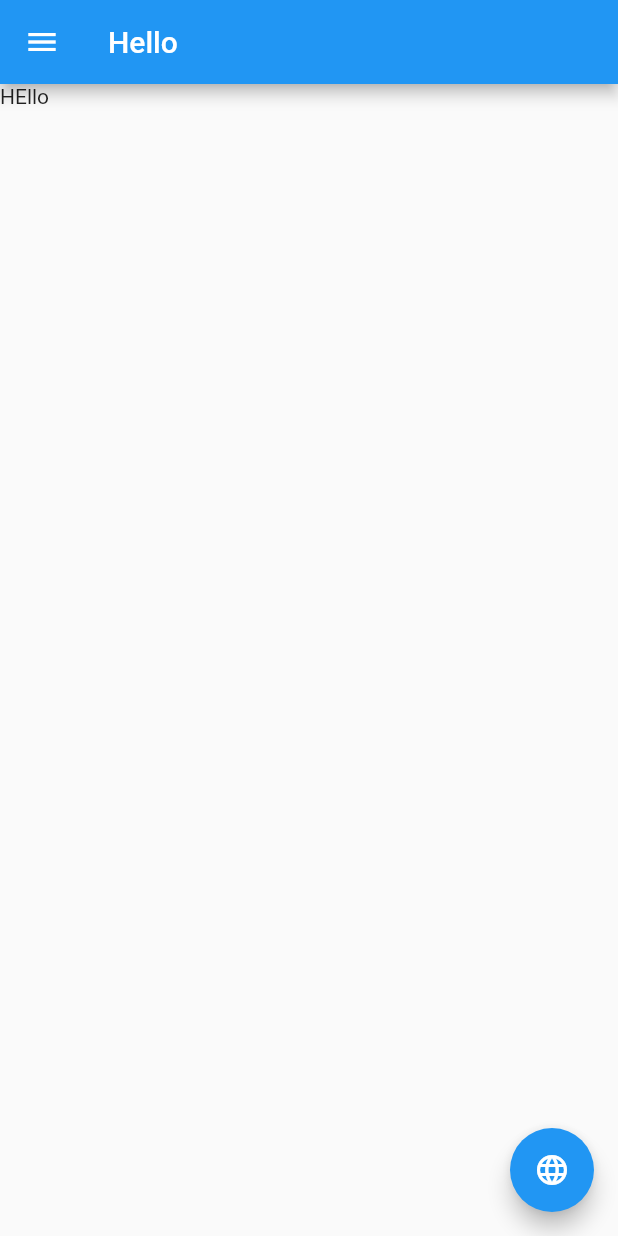
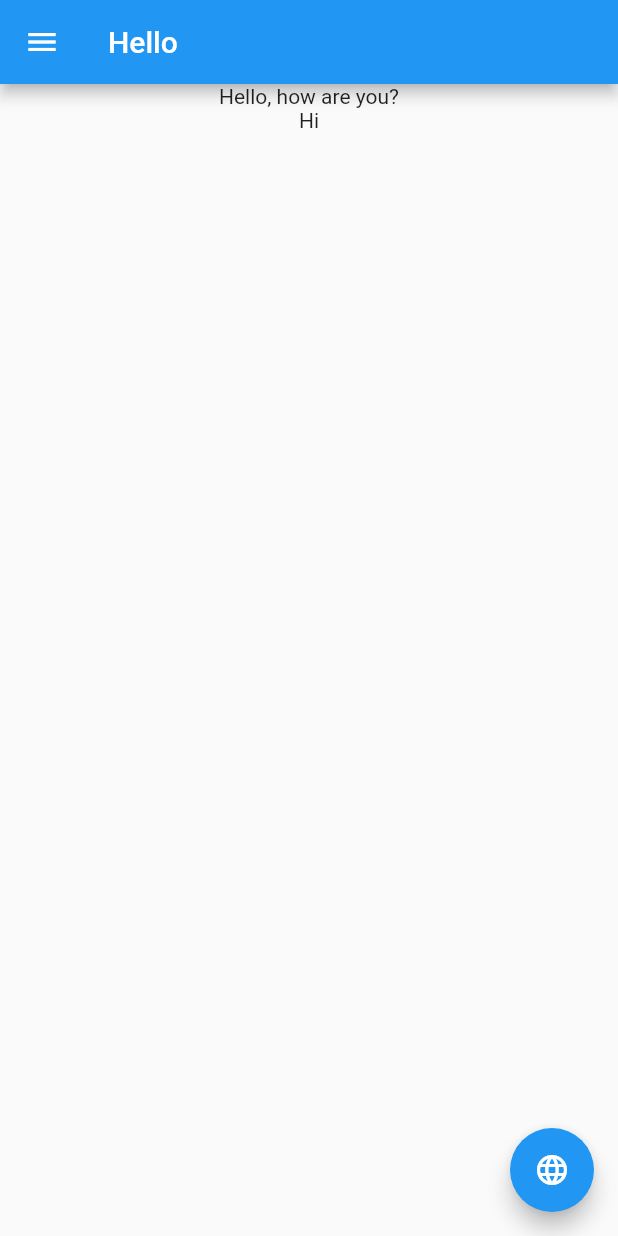
Before and after one commit to nirav4273/flutter_translate_rtl, a Flutter app: the screen it shows after launch, on a phone screen of 412 x 824 dp. Run offline on Flutter 3.47's test engine with Material 2 defaults, Android fonts, the phone set to English and light mode, and no system bars; our stand-ins replace i18n_extension.

Commit message:
Add text translation in code

```diff
--- a/lib/main.dart
+++ b/lib/main.dart
@@ -25,7 +25,6 @@ class MainApp extends StatelessWidget{
     Locale locale = provider.getLanguage;
     final isRTL = provider.getRTL;
 
-    print(locale);
     // TODO: implement build
     return MaterialApp(
       debugShowCheckedModeBanner: false,
@@ -53,38 +52,57 @@ class Home extends StatelessWidget{
   @override
   Widget build(BuildContext context) {
     ConfigProvider provider = Provider.of(context, listen: false);
+
     // TODO: implement build
     return Scaffold(
-      appBar: AppBar(title: Text("Hello".i18n)),
+      appBar: AppBar(
+          title: Text("Hello".i18n),
+        centerTitle: false,
+      ),
       drawer: Drawer(
         child: Column(
           children: [
-            CheckboxListTile(
-              value: !provider.getRTL,
+            RadioListTile(
+              groupValue: 0,
+              value: 'english',
+              selected: !provider.getRTL,
               title: Text("English"),
+              onChanged: (val) {
+                provider.setLanguage(Locale('en', 'EN'));
+                provider.setRTL(false);
+                I18n.of(context).locale = Locale("en", 'US');
+              },
             ),
-            CheckboxListTile(
-              value: provider.getRTL,
+            RadioListTile(
+              selected: provider.getRTL,
+              groupValue: 0,
+              value: 'arabic',
               title: Text("Arabic"),
+              onChanged: (val){
+                provider.setLanguage(Locale('ar', 'AR'));
+                I18n.of(context).locale = Locale("ar", 'AR');
+                provider.setRTL(true);
+              },
             )
           ],
         ),
       ),
       body: Container(
         width: double.infinity,
-        child: Text("HEllo"),
+        child: Center(
+          child: Column(
+            children: [
+              Text("Hello, how are you?".i18n),
+              Text("Hi".i18n)
+            ],
+          ),
+        )
       ),
       floatingActionButton: FloatingActionButton(
         child: Icon(Icons.language),
         onPressed: (){
           print(I18n.of(context).locale);
-          if(I18n.of(context).locale.countryCode == 'AR') {
-            I18n.of(context).locale = Locale("en", 'US');
-            provider.setRTL(false);
-          } else {
-            provider.setRTL(true);
-            I18n.of(context).locale = Locale("ar", 'AR');
-          }
+
         },
       ),
     );
```
Also changed, not shown: lib/i18n/i18n.dart (+12 -7 lines).
